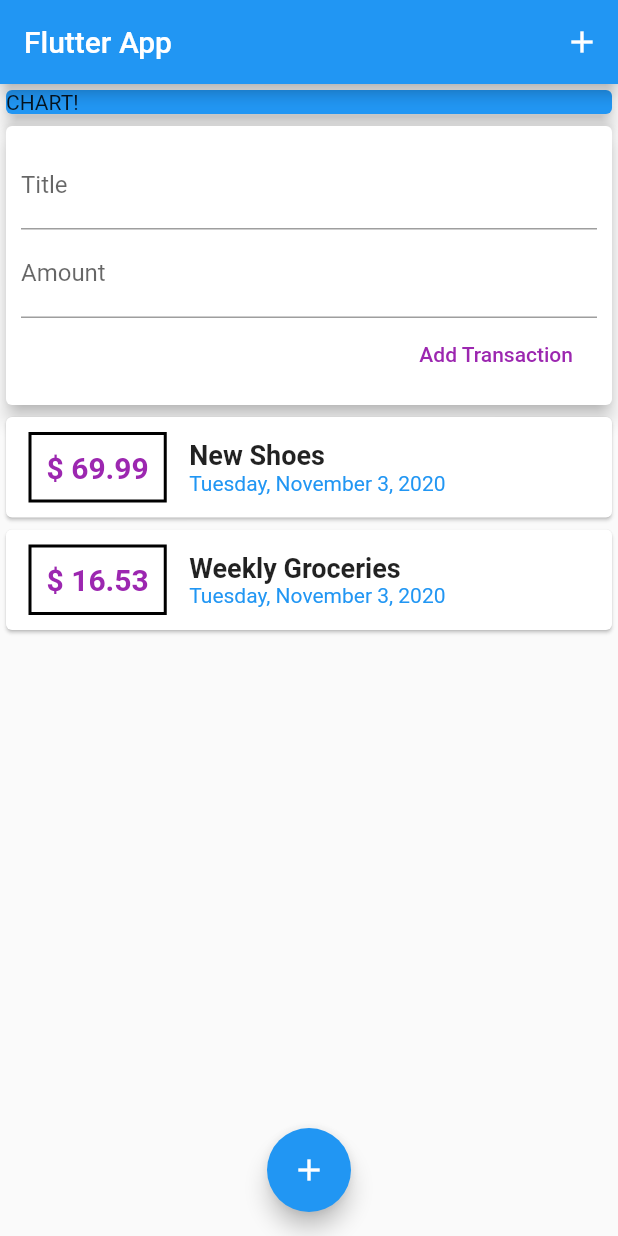
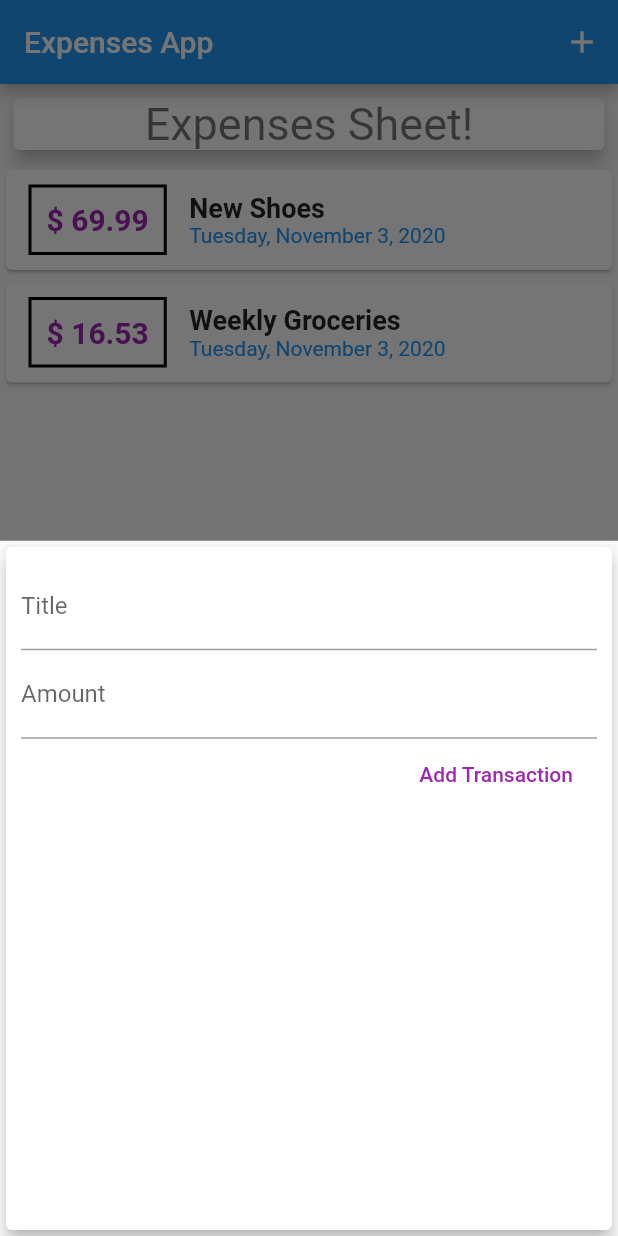
Before and after one commit to deepak-glad/flutter_expense_app, a Flutter app: the screen it shows after launch, after a tap on the "add" icon, on a phone screen of 412 x 824 dp. Run offline on Flutter 3.47's test engine with Material 2 defaults, Android fonts, the phone set to English and light mode, and no system bars.

Commit message:
new two commit

```diff
--- a/lib/main.dart
+++ b/lib/main.dart
@@ -1,5 +1,8 @@
 import 'package:flutter/material.dart';
-import './widgets/user_transaction.dart';
+import './widgets/transaction_list.dart';
+
+import './models/transaction.dart';
+import './widgets/new_transaction.dart';
 
 void main() => runApp(MyApp());
 
@@ -7,48 +10,96 @@ class MyApp extends StatelessWidget {
   @override
   Widget build(BuildContext context) {
     return MaterialApp(
-      title: 'Expenses APP',
+       debugShowCheckedModeBanner: false,
+      title: 'Expenses App',
       home: MyHomePage(),
     );
   }
 }
 
-class MyHomePage extends StatelessWidget {
-  // String titleInput;
-  // String amountInput;
-  // final titleController = TextEditingController();
-  // final amountController = TextEditingController();
+class MyHomePage extends StatefulWidget {
+  @override
+  _MyHomePageState createState() => _MyHomePageState();
+}
+
+class _MyHomePageState extends State<MyHomePage> {
+  final List<Transaction> _userTransactions = [
+    Transaction(
+      id: 't1',
+      title: 'New Shoes',
+      amount: 69.99,
+      date: DateTime.now(),
+    ),
+    Transaction(
+      id: 't2',
+      title: 'Weekly Groceries',
+      amount: 16.53,
+      date: DateTime.now(),
+    ),
+  ];
+
+  void _addNewTransaction(String txTitle, double txAmount) {
+    final newTx = Transaction(
+      title: txTitle,
+      amount: txAmount,
+      date: DateTime.now(),
+      id: DateTime.now().toString(),
+    );
+
+    setState(() {
+      _userTransactions.add(newTx);
+    });
+  }
+
+  void _startAddNewTransaction(BuildContext ctx) {
+    showModalBottomSheet(
+      context: ctx,
+      builder: (_) {
+        return GestureDetector(
+          onTap: () {},
+          child: NewTransaction(_addNewTransaction),
+          behavior: HitTestBehavior.opaque,
+        );
+      },
+    );
+  }
 
   @override
   Widget build(BuildContext context) {
     return Scaffold(
-      appBar: AppBar(
-        title: Text('Flutter App'),
-        actions:<Widget>[
-        IconButton(icon: Icon(Icons.add),onPressed: (){},),
-        ]
-      ),
+      appBar: AppBar(title: Text('Expenses App'), actions: <Widget>[
+        IconButton(
+          icon: Icon(Icons.add),
+          onPressed: () => _startAddNewTransaction(context),
+        ),
+      ]),
       body: SingleChildScrollView(
-              child : Column(
-          // mainAxisAlignment: MainAxisAlignment.start,
+        child: Column(
+          mainAxisAlignment: MainAxisAlignment.center,
           crossAxisAlignment: CrossAxisAlignment.stretch,
           children: <Widget>[
             Container(
               width: double.infinity,
+              margin: EdgeInsets.all(5.0),
               child: Card(
-                color: Colors.blue,
-                child: Text('CHART!'),
+                color: Colors.white,
+                child: Text(
+                  'Expenses Sheet!',
+                  style: TextStyle(fontSize: 30.0,color:Colors.black54,),
+                  textAlign:TextAlign.center,
+
+                ),
                 elevation: 5,
               ),
             ),
-            UserTransactions()
+            TransactionList(_userTransactions),
           ],
         ),
       ),
-      floatingActionButtonLocation: FloatingActionButtonLocation.centerFloat,
+      floatingActionButtonLocation: FloatingActionButtonLocation.endFloat,
       floatingActionButton: FloatingActionButton(
         child: Icon(Icons.add),
-        onPressed: (){},
+        onPressed: () => _startAddNewTransaction(context),
       ),
     );
   }
--- a/lib/widgets/user_transaction.dart
+++ b/lib/widgets/user_transaction.dart
@@ -1,49 +1,23 @@
-import 'package:flutter/material.dart';
+// import 'package:flutter/material.dart';
 
-import './new_transaction.dart';
-import './transaction_list.dart';
-import '../models/transaction.dart';
+// import './new_transaction.dart';
+// import './transaction_list.dart';
+// import '../models/transaction.dart';
 
-class UserTransactions extends StatefulWidget {
-  @override
-  _UserTransactionsState createState() => _UserTransactionsState();
-}
+// class UserTransactions extends StatefulWidget {
+//   @override
+//   _UserTransactionsState createState() => _UserTransactionsState();
+// }
 
-class _UserTransactionsState extends State<UserTransactions> {
-  final List<Transaction> _userTransactions = [
-    Transaction(
-      id: 't1',
-      title: 'New Shoes',
-      amount: 69.99,
-      date: DateTime.now(),
-    ),
-    Transaction(
-      id: 't2',
-      title: 'Weekly Groceries',
-      amount: 16.53,
-      date: DateTime.now(),
-    ),
-  ];
+// class _UserTransactionsState extends State<UserTransactions> {
 
-  void _addNewTransaction(String txTitle, double txAmount) {
-    final newTx = Transaction(
-      title: txTitle,
-      amount: txAmount,
-      date: DateTime.now(),
-      id: DateTime.now().toString(),
-    );
+//   @override
+//   Widget build(BuildContext context) {
+//     return Column(
+//       children: <Widget>[
 
-    setState(() {
-      _userTransactions.add(newTx);
-    });
-  }
-  @override
-  Widget build(BuildContext context) {
-    return Column(
-      children: <Widget>[
-        NewTransaction(_addNewTransaction),
-        TransactionList(_userTransactions),
-      ],
-    );
-  }
-}
+//         TransactionList(_userTransactions),
+//       ],
+//     );
+//   }
+// }
```
